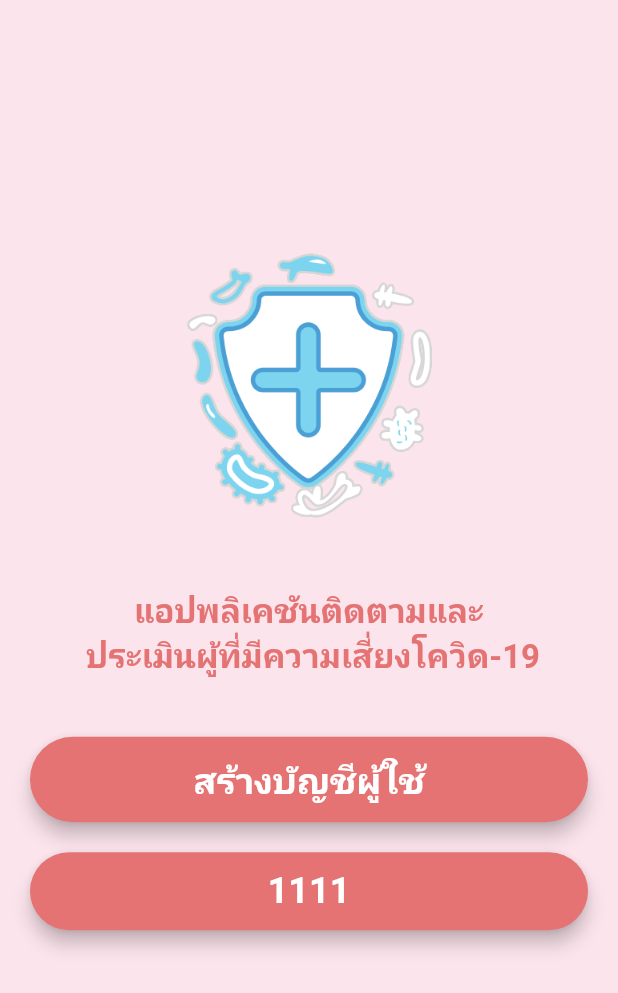
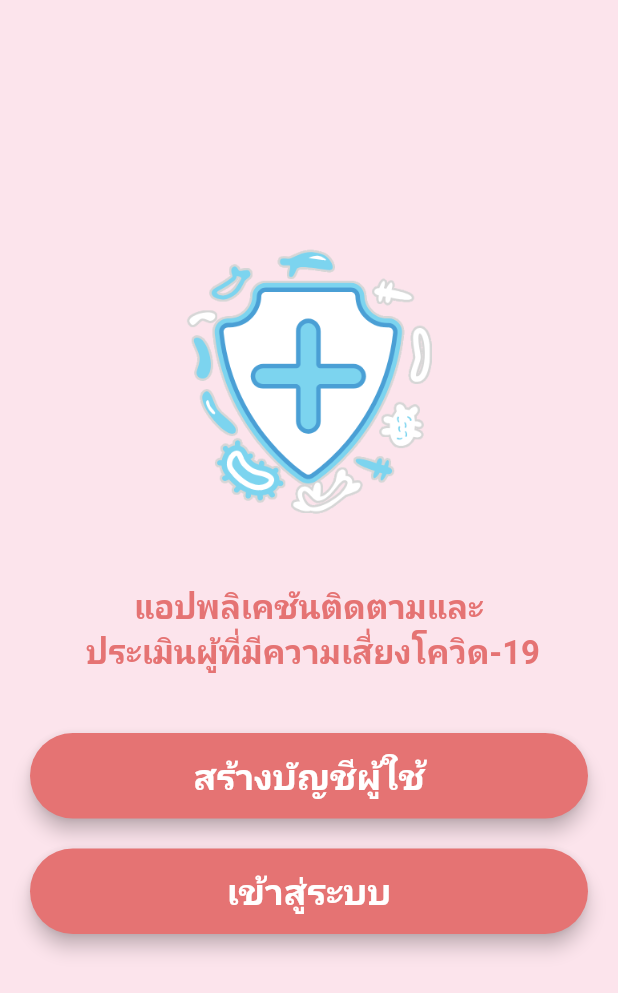
Before and after one commit to kidrunner1/projectcovid, a Flutter app: the HomeScreen screen opened directly, on a phone screen of 412 x 824 dp. Shown: the top 993 px of the screen. Run offline on Flutter 3.47's test engine with Material 2 defaults, Android fonts, the phone set to English and light mode, and no system bars; our stand-ins replace awesome_dialog, carousel_slider, cloud_firestore, curved_navigation_bar, firebase_auth, firebase_core and 8 more; missing offline and left inert: android_intent, dialog_flowtter; accounts and stored records are empty; Roboto replaces fonts that are missing (Prompt); project files that could hold a hidden picture were left out.

Commit message:
edit home

```diff
--- a/lib/screen/home.dart
+++ b/lib/screen/home.dart
@@ -88,7 +88,7 @@ class HomeScreen extends StatelessWidget {
                     child: const SizedBox(
                       width: double.infinity,
                       child: Center(
-                        child: Text("1111"),
+                        child: Text("เข้าสู่ระบบ"),
                       ),
                     ),
                   ),
```
